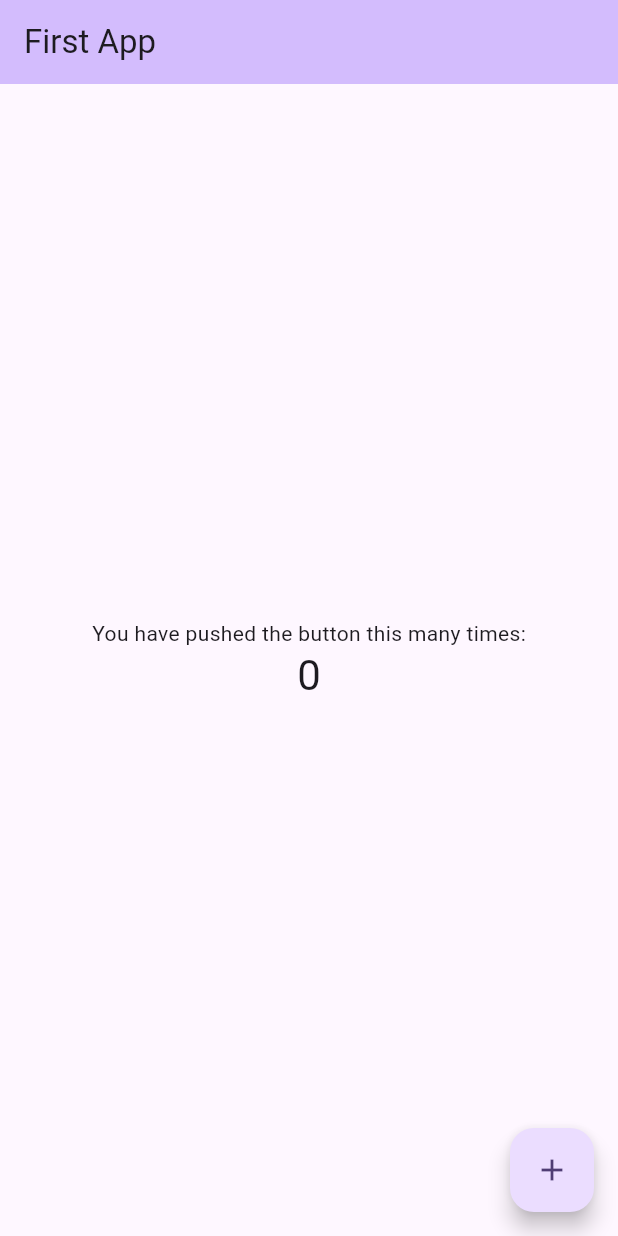
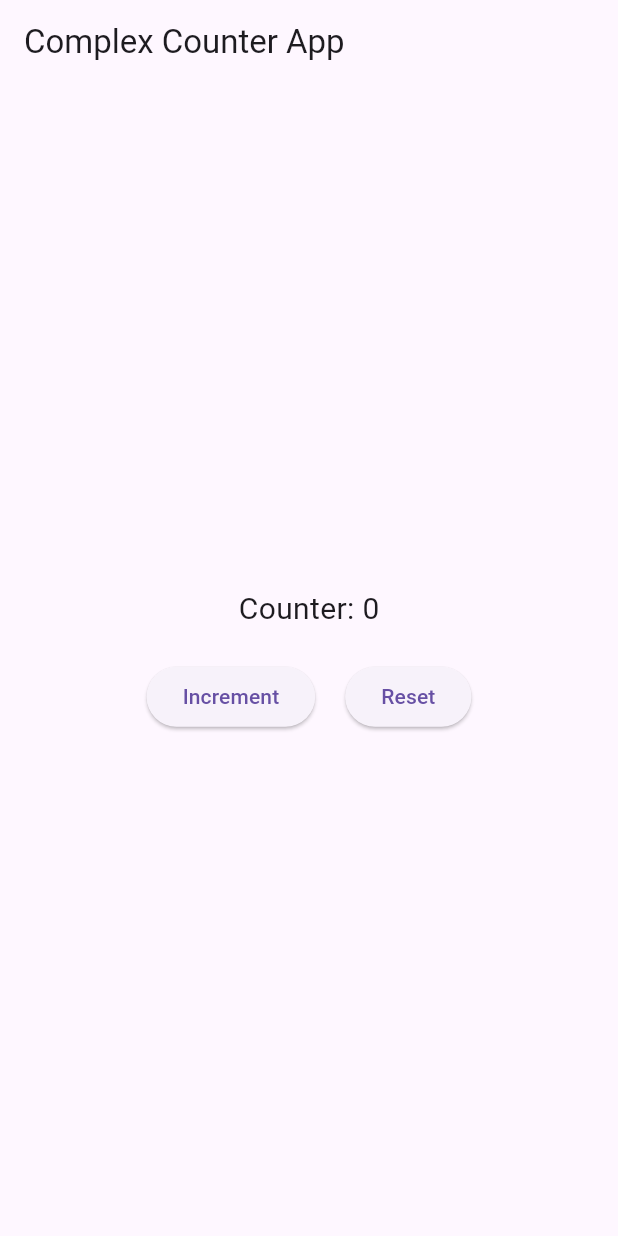
Before and after one commit to TaskoudisDimi/FrontendApps, a Flutter app: the screen it shows after launch, on a phone screen of 412 x 824 dp. Run offline on Flutter 3.47's test engine with Material 3 defaults, Android fonts, the light colour scheme and no system bars.

Commit message:
More complex counter, add comments

```diff
--- /dev/null
+++ b/FlutterDesktopApp/firstapp/lib/complex_counter.dart
@@ -0,0 +1,76 @@
+import 'package:flutter/material.dart';
+
+//In Flutter, the "state" refers to mutable data that can be changed over time. In the context of stateful widgets,
+//the state is managed by a separate state object. When the state changes, the setState method is called,
+//triggering a rebuild of the widget tree. This process allows you to update the user interface in response
+//to user actions or changes in the app's internal state.
+// In the provided examples, the counter variable is the state, and the setState method is used to notify Flutter
+//that the UI needs to be rebuilt when the counter changes. Stateful widgets are essential when dealing with dynamic data
+//or user interactions that affect the appearance of the UI.
+
+//In the context of your code, class _ComplexCounterAppState extends State<ComplexCounterApp>
+//indicates that _ComplexCounterAppState is a subclass of State<ComplexCounterApp>.
+//This is how you create a state class for a stateful widget in Flutter.
+
+class ComplexCounterApp extends StatefulWidget {
+  //This code is creating a constructor for the ComplexCounterApp widget that takes an optional Key parameter.
+  //The super(key: key) part is calling the constructor of the superclass (StatefulWidget) and passing the provided key to it.
+  const ComplexCounterApp({super.key});
+
+  @override
+  // ignore: library_private_types_in_public_api
+  _ComplexCounterAppState createState() => _ComplexCounterAppState();
+}
+
+class _ComplexCounterAppState extends State<ComplexCounterApp> {
+  int counter = 0;
+
+  void incrementCounter() {
+    setState(() {
+      counter++;
+    });
+  }
+
+  void resetCounter() {
+    setState(() {
+      counter = 0;
+    });
+  }
+
+//@override is used before the createState method in _ComplexCounterAppState to indicate that this method overrides
+//the createState method defined in the StatefulWidget class.
+  @override
+  Widget build(BuildContext context) {
+    return Scaffold(
+      appBar: AppBar(
+        title: const Text('Complex Counter App'),
+      ),
+      body: Center(
+        child: Column(
+          mainAxisAlignment: MainAxisAlignment.center,
+          children: [
+            Text(
+              'Counter: $counter',
+              style: const TextStyle(fontSize: 20),
+            ),
+            const SizedBox(height: 20),
+            Row(
+              mainAxisAlignment: MainAxisAlignment.center,
+              children: [
+                ElevatedButton(
+                  onPressed: incrementCounter,
+                  child: const Text('Increment'),
+                ),
+                const SizedBox(width: 20),
+                ElevatedButton(
+                  onPressed: resetCounter,
+                  child: const Text('Reset'),
+                ),
+              ],
+            ),
+          ],
+        ),
+      ),
+    );
+  }
+}
--- a/FlutterDesktopApp/firstapp/lib/main.dart
+++ b/FlutterDesktopApp/firstapp/lib/main.dart
@@ -1,126 +1,111 @@
 import 'package:flutter/material.dart';
+import 'complex_counter.dart';
+
+// The main() function is the entry point of the Flutter app. It calls runApp() and passes an instance of MyApp.
+// MyApp is a stateless widget representing the overall structure of the app. It uses MaterialApp to define the app's visual structure.
+// MyHomePage is a stateful widget that represents the home page of the app. It has a state class _MyHomePageState.
+// _MyHomePageState maintains the state of the home page, including the counter value (_counter).
+// The build method of _MyHomePageState defines the UI of the home page. It uses a Scaffold widget for the basic app structure.
+// The app has an AppBar with a title and a body that displays the counter value.
+// The floatingActionButton is a button that increments the counter when pressed.
+// The setState method is used to update the UI when the counter is incremented.
 
 void main() {
   runApp(const MyApp());
 }
 
+// In Flutter, widgets are the basic building blocks of the user interface.
+//A widget can represent a structural element (like a button or a container)
+//or a functional element (like a page or a form). Widgets are used to describe
+//the structure and behavior of the UI in a Flutter app.
+//Widgets can be are the follows: Text, Button, Row, Column, Image
 
+// The widget tree is built from the root widget (usually a MaterialApp or a WidgetsApp) and extends down to the leaf widgets.
+
+//When state changes occur in a stateful widget, the widget tree is rebuilt, updating the UI to reflect the new state.
+
+// 1)Stateless Widget:
+// A StatelessWidget is a widget that doesn't have mutable state. It means once a StatelessWidget is created,
+//its properties cannot change. Stateless widgets are used when the part of the user interface you're describing can be entirely based on its configuration,
+//which means it doesn't change over time.
+// Stateless widgets are created by extending the StatelessWidget class and overriding the build method.
+
+// 2)Stateful Widget:
+// A StatefulWidget is a widget that has mutable state. It means the widget can change its internal state during its lifetime.
+//Stateful widgets are used when the part of the user interface you're describing can change dynamically.
+// Stateful widgets consist of two classes: the widget itself (extending StatefulWidget) and the state class (extending State).
+//The state class holds the mutable state.
+
+// class MyApp extends StatelessWidget {
+//   const MyApp({super.key});
+
+//   @override
+//   Widget build(BuildContext context) {
+//     return const MaterialApp(
+//       home: MyHomePage(),
+//     );
+//   }
+// }
+
+// class MyHomePage extends StatefulWidget {
+//   const MyHomePage({super.key});
+
+//   @override
+//   // ignore: library_private_types_in_public_api
+//   _MyHomePageState createState() => _MyHomePageState();
+// }
+
+// class _MyHomePageState extends State<MyHomePage> {
+//   int _counter = 0;
+
+//   void _incrementCounter() {
+//     setState(() {
+//       _counter++;
+//     });
+//   }
+
+//The Scaffold widget is a basic structure for a Material Design page.
+//It provides a framework for the primary visual elements of an app's UI,
+//including the app bar, body, floating action button, and more.
+//It is a commonly used widget to structure the overall layout of a screen.
+
+//   @override
+//   Widget build(BuildContext context) {
+//     return Scaffold(
+//       appBar: AppBar(
+//         title: const Text('Simple Flutter App'),
+//       ),
+//       body: Center(
+//         child: Column(
+//           mainAxisAlignment: MainAxisAlignment.center,
+//           children: <Widget>[
+//             const Text(
+//               'Counter:',
+//             ),
+//             Text(
+//               '$_counter',
+//               style: Theme.of(context).textTheme.headlineMedium,
+//             ),
+//           ],
+//         ),
+//       ),
+//       floatingActionButton: FloatingActionButton(
+//         onPressed: _incrementCounter,
+//         tooltip: 'Increment',
+//         child: const Icon(Icons.add),
+//       ),
+//     );
+//   }
+// }
+
+//More Complex counter
 class MyApp extends StatelessWidget {
   const MyApp({super.key});
 
-  // This widget is the root of your application.
   @override
   Widget build(BuildContext context) {
-    return MaterialApp(
-      title: 'Flutter Demo',
-      theme: ThemeData(
-        // This is the theme of your application.
-        //
-        // TRY THIS: Try running your application with "flutter run". You'll see
-        // the application has a purple toolbar. Then, without quitting the app,
-        // try changing the seedColor in the colorScheme below to Colors.green
-        // and then invoke "hot reload" (save your changes or press the "hot
-        // reload" button in a Flutter-supported IDE, or press "r" if you used
-        // the command line to start the app).
-        //
-        // Notice that the counter didn't reset back to zero; the application
-        // state is not lost during the reload. To reset the state, use hot
-        // restart instead.
-        //
-        // This works for code too, not just values: Most code changes can be
-        // tested with just a hot reload.
-        colorScheme: ColorScheme.fromSeed(seedColor: Colors.deepPurple),
-        useMaterial3: true,
-      ),
-      home: const MyHomePage(title: 'First App'),
+    return const MaterialApp(
+      home: ComplexCounterApp(),
     );
   }
 }
-
-class MyHomePage extends StatefulWidget {
-  const MyHomePage({super.key, required this.title});
-
-  // This widget is the home page of your application. It is stateful, meaning
-  // that it has a State object (defined below) that contains fields that affect
-  // how it looks.
-
-  // This class is the configuration for the state. It holds the values (in this
-  // case the title) provided by the parent (in this case the App widget) and
-  // used by the build method of the State. Fields in a Widget subclass are
-  // always marked "final".
-
-  final String title;
-
-  @override
-  State<MyHomePage> createState() => _MyHomePageState();
-}
-
-class _MyHomePageState extends State<MyHomePage> {
-  int _counter = 0;
-
-  void _incrementCounter() {
-    setState(() {
-      // This call to setState tells the Flutter framework that something has
-      // changed in this State, which causes it to rerun the build method below
-      // so that the display can reflect the updated values. If we changed
-      // _counter without calling setState(), then the build method would not be
-      // called again, and so nothing would appear to happen.
-      _counter++;
-    });
-  }
-
-  @override
-  Widget build(BuildContext context) {
-    // This method is rerun every time setState is called, for instance as done
-    // by the _incrementCounter method above.
-    //
-    // The Flutter framework has been optimized to make rerunning build methods
-    // fast, so that you can just rebuild anything that needs updating rather
-    // than having to individually change instances of widgets.
-    return Scaffold(
-      appBar: AppBar(
-        // TRY THIS: Try changing the color here to a specific color (to
-        // Colors.amber, perhaps?) and trigger a hot reload to see the AppBar
-        // change color while the other colors stay the same.
-        backgroundColor: Theme.of(context).colorScheme.inversePrimary,
-        // Here we take the value from the MyHomePage object that was created by
-        // the App.build method, and use it to set our appbar title.
-        title: Text(widget.title),
-      ),
-      body: Center(
-        // Center is a layout widget. It takes a single child and positions it
-        // in the middle of the parent.
-        child: Column(
-          // Column is also a layout widget. It takes a list of children and
-          // arranges them vertically. By default, it sizes itself to fit its
-          // children horizontally, and tries to be as tall as its parent.
-          //
-          // Column has various properties to control how it sizes itself and
-          // how it positions its children. Here we use mainAxisAlignment to
-          // center the children vertically; the main axis here is the vertical
-          // axis because Columns are vertical (the cross axis would be
-          // horizontal).
-          //
-          // TRY THIS: Invoke "debug painting" (choose the "Toggle Debug Paint"
-          // action in the IDE, or press "p" in the console), to see the
-          // wireframe for each widget.
-          mainAxisAlignment: MainAxisAlignment.center,
-          children: <Widget>[
-            const Text(
-              'You have pushed the button this many times:',
-            ),
-            Text(
-              '$_counter',
-              style: Theme.of(context).textTheme.headlineMedium,
-            ),
-          ],
-        ),
-      ),
-      floatingActionButton: FloatingActionButton(
-        onPressed: _incrementCounter,
-        tooltip: 'Increment',
-        child: const Icon(Icons.add),
-      ), // This trailing comma makes auto-formatting nicer for build methods.
-    );
-  }
-}
```
